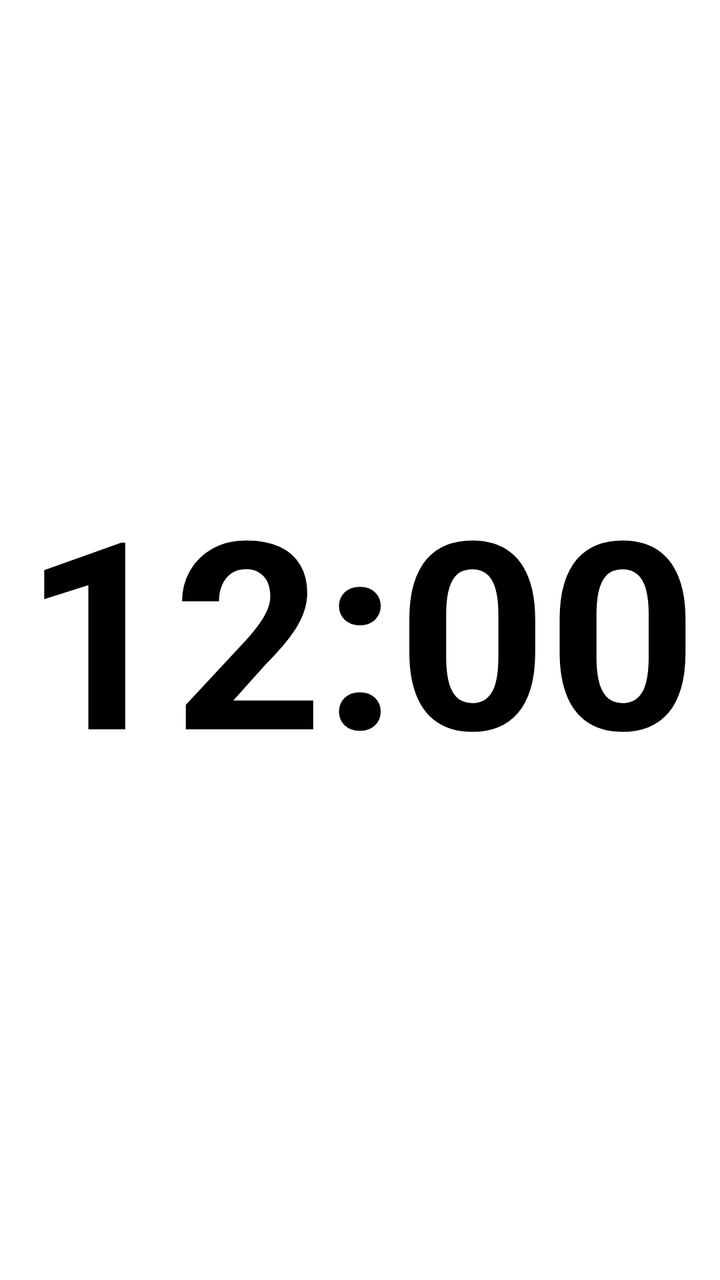
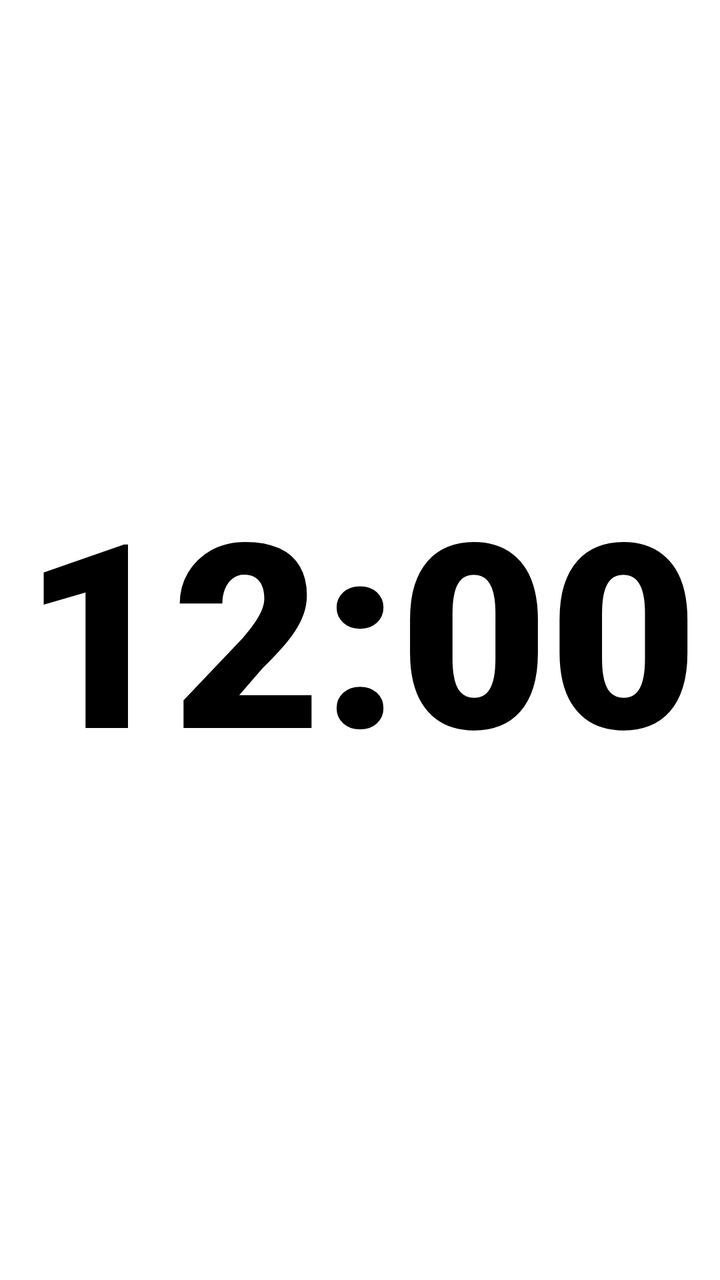

Compare the two renders of this Android layout. The source of the first and the diff that turns it into the second are given below.
<!-- AndroidManifest.xml: application theme AppTheme -->
<!-- res/layout/ul_clock_compact.xml -->
<?xml version="1.0" encoding="utf-8"?>
<FrameLayout xmlns:android="http://schemas.android.com/apk/res/android"
    android:id="@+id/ul_clock_card"
    android:layout_width="match_parent"
    android:layout_height="match_parent"
    android:background="@drawable/ul_clock_card_light"
    android:padding="@dimen/ul_clock_padding">

    <TextClock
        android:id="@+id/ul_clock_time"
        android:layout_width="match_parent"
        android:layout_height="match_parent"
        android:gravity="center"
        android:maxLines="1"
        android:includeFontPadding="false"
        android:fontFamily="sans-serif"
        android:textStyle="bold"
        android:fontFeatureSettings="tnum"
        android:format12Hour="h:mm"
        android:format24Hour="HH:mm"
        android:textColor="#000000"
        android:autoSizeTextType="uniform"
        android:autoSizeMinTextSize="14sp"
        android:autoSizeMaxTextSize="160sp"
        android:autoSizeStepGranularity="1sp" />
</FrameLayout>
<!-- resources referenced by this layout -->
<resources>
  <dimen name="ul_clock_padding">10dp</dimen>
  <!-- drawable ul_clock_card_light (drawable) -->
  <?xml version="1.0" encoding="utf-8"?>
  <shape xmlns:android="http://schemas.android.com/apk/res/android" android:shape="rectangle">
      <solid android:color="#FFFFFF" />
      <corners android:radius="@dimen/ul_clock_corner_radius" />
  </shape>
  <style name="AppTheme" parent="@style/LauncherTheme" />
  <dimen name="ul_clock_corner_radius">36dp</dimen>
  <style name="DynamicColorsBaseLauncherTheme" parent="@style/BaseLauncherTheme">
      </style>
  <color name="materialColorSurfaceContainerHigh">@android:color/system_neutral1_100</color>
  <color name="materialColorSurfaceDim">@android:color/system_neutral1_200</color>
  <color name="materialColorSurfaceContainerHighest">@android:color/system_neutral1_200</color>
  <color name="materialColorSurfaceContainerLow">@android:color/system_neutral1_50</color>
  <color name="materialColorSurfaceBright">@android:color/system_neutral1_10</color>
  <color name="materialColorOutlineVariant">@android:color/system_neutral2_200</color>
  <color name="popup_color_primary_light">#FFF</color>
  <color name="popup_color_secondary_light">#F1F3F4</color>
  <color name="popup_color_tertiary_light">#E0E0E0</color>
  <color name="system_on_surface_light">@android:color/system_neutral1_900</color>
  <color name="popup_shade_first_light">#F9F9F9</color>
  <color name="popup_shade_second_light">#F1F1F1</color>
  <color name="popup_shade_third_light">#E2E2E2</color>
  <color name="popup_notification_dot_light">#FFF</color>
  <color name="notification_dot_color_light">#6DD58C</color>
  <color name="workspace_text_color_light">#FFF</color>
  <color name="page_indicator_dot_color_light">@android:color/system_accent1_600</color>
  <color name="page_indicator_arrow_bg_light">#000000</color>
  <color name="materialColorSecondaryFixed">@android:color/system_accent2_100</color>
  <color name="materialColorOnSecondaryFixedVariant">@android:color/system_accent2_700</color>
  <color name="folder_preview_light">#7FCFFF</color>
  <color name="folder_background_light">#EFEDED</color>
  <color name="folder_text_color_light">#1F1F1F</color>
  <color name="folder_hint_text_color_light">#444746</color>
  <color name="materialColorSurfaceContainerLowest">@android:color/system_neutral1_0</color>
  <color name="materialColorOnSurfaceVariant">@android:color/system_neutral2_700</color>
  <color name="workspace_accent_color_light">#D3E3FD</color>
  <color name="workspace_surface_color">#D3E3FD</color>
  <color name="drop_target_hover_text_color_light">#041E49</color>
  <color name="drop_target_hover_button_color_light">#D3E3FD</color>
  <color name="preload_icon_accent_color_light">#00668B</color>
  <color name="preload_icon_background_color_light">#B5CAD7</color>
  <style name="SwitchStyle" parent="@android:style/Widget.Material.CompoundButton.Switch">
          <item name="android:switchMinWidth">52dp</item>
          <item name="android:thumb">@drawable/home_settings_switch_thumb</item>
          <item name="android:track">@drawable/home_settings_switch_track</item>
      </style>
  <color name="materialColorOnSurface">@android:color/system_neutral1_900</color>
  <color name="widget_picker_header_app_title_color_light">@color/system_on_surface_light</color>
  <color name="widget_picker_header_app_subtitle_color_light">@color/system_on_surface_variant_light</color>
  <color name="widget_picker_search_text_color_light">@color/system_on_surface_variant_light</color>
  <color name="widget_cell_title_color_light">@color/system_on_surface_light</color>
  <color name="widget_cell_subtitle_color_light">@color/system_on_surface_variant_light</color>
  <color name="system_on_surface_variant_light">@android:color/system_neutral2_700</color>
  <!-- unchanged entries left out for length: 6 -->
</resources>

<!-- the commit's change to res/layout/ul_clock_compact.xml (unified diff, before → after) -->
@@ -1,6 +1,7 @@
 <?xml version="1.0" encoding="utf-8"?>
 <FrameLayout xmlns:android="http://schemas.android.com/apk/res/android"
     android:id="@+id/ul_clock_card"
+    android:forceDarkAllowed="false"
     android:layout_width="match_parent"
     android:layout_height="match_parent"
     android:background="@drawable/ul_clock_card_light"
@@ -13,7 +14,7 @@
         android:gravity="center"
         android:maxLines="1"
         android:includeFontPadding="false"
-        android:fontFamily="sans-serif"
+        android:fontFamily="sans-serif-black"
         android:textStyle="bold"
         android:fontFeatureSettings="tnum"
         android:format12Hour="h:mm"
<!-- resource entries referenced after the edit -->
@@ -8,7 +8,7 @@
       <corners android:radius="@dimen/ul_clock_corner_radius" />
   </shape>
   <style name="AppTheme" parent="@style/LauncherTheme" />
-  <dimen name="ul_clock_corner_radius">36dp</dimen>
+  <dimen name="ul_clock_corner_radius">44dp</dimen>
   <style name="DynamicColorsBaseLauncherTheme" parent="@style/BaseLauncherTheme">
       </style>
   <color name="materialColorSurfaceContainerHigh">@android:color/system_neutral1_100</color>
